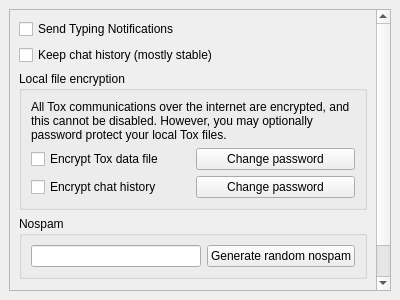
Before: the Qt Designer form src/widget/form/settings/privacysettings.ui in qTox/qTox, drawn with Qt 5.
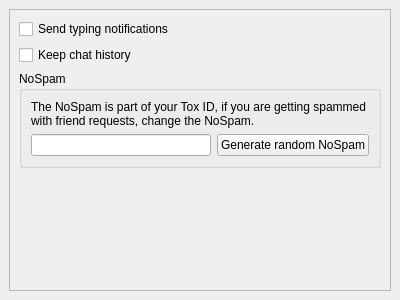
After: the same form once the commit is applied. Custom widgets are drawn as their Qt base class.

Commit message: Use profile password for all encryption

```diff
--- a/src/widget/form/settings/privacysettings.ui
+++ b/src/widget/form/settings/privacysettings.ui
@@ -37,7 +37,7 @@
         <x>0</x>
         <y>0</y>
         <width>380</width>
-        <height>391</height>
+        <height>280</height>
        </rect>
       </property>
       <layout class="QVBoxLayout" name="verticalLayout_3">
@@ -47,7 +47,7 @@
           <string comment="tooltip for typing notifications setting">Your friends will be able to see when you are typing.</string>
          </property>
          <property name="text">
-          <string>Send Typing Notifications</string>
+          <string>Send typing notifications</string>
          </property>
         </widget>
        </item>
@@ -58,77 +58,10 @@
 Save format changes are possible, which may result in data loss.</string>
          </property>
          <property name="text">
-          <string>Keep chat history (mostly stable)</string>
+          <string>Keep chat history</string>
          </property>
         </widget>
        </item>
-       <item alignment="Qt::AlignTop">
-        <widget class="QGroupBox" name="encryptionGroup">
-         <property name="enabled">
-          <bool>true</bool>
-         </property>
-         <property name="title">
-          <string>Local file encryption</string>
-         </property>
-         <layout class="QVBoxLayout" name="verticalLayout_2">
-          <item>
-           <widget class="QLabel" name="encryptStatement">
-            <property name="text">
-             <string>All Tox communications over the internet are encrypted, and this cannot be disabled. However, you may optionally password protect your local Tox files.</string>
-            </property>
-            <property name="wordWrap">
-             <bool>true</bool>
-            </property>
-           </widget>
-          </item>
-          <item>
-           <layout class="QHBoxLayout" name="encryptToxHLayout">
-            <item>
-             <widget class="QCheckBox" name="cbEncryptTox">
-              <property name="enabled">
-               <bool>true</bool>
-              </property>
-              <property name="text">
-               <string>Encrypt Tox data file</string>
-              </property>
-             </widget>
-            </item>
-            <item>
-             <widget class="QPushButton" name="changeToxPwButton">
-              <property name="text">
-               <string>Change password</string>
-              </property>
-             </widget>
-            </item>
-           </layout>
-          </item>
-          <item>
-           <layout class="QHBoxLayout" name="encryptLogsHLayout">
-            <item>
-             <widget class="QCheckBox" name="cbEncryptHistory">
-              <property name="enabled">
-               <bool>true</bool>
-              </property>
-              <property name="text">
-               <string>Encrypt chat history</string>
-              </property>
-              <property name="checkable">
-               <bool>true</bool>
-              </property>
-             </widget>
-            </item>
-            <item>
-             <widget class="QPushButton" name="changeLogsPwButton">
-              <property name="text">
-               <string>Change password</string>
-              </property>
-             </widget>
-            </item>
-           </layout>
-          </item>
-         </layout>
-        </widget>
-       </item>
        <item alignment="Qt::AlignTop">
         <widget class="QGroupBox" name="nospamGroup">
          <property name="toolTip">
@@ -138,9 +71,19 @@
 but new contacts need to know your new Tox ID to be able to add you.</string>
          </property>
          <property name="title">
-          <string>Nospam</string>
+          <string>NoSpam</string>
          </property>
          <layout class="QVBoxLayout" name="verticalLayout_4">
+          <item>
+           <widget class="QLabel" name="label">
+            <property name="text">
+             <string>The NoSpam is part of your Tox ID, if you are getting spammed with friend requests, change the NoSpam.</string>
+            </property>
+            <property name="wordWrap">
+             <bool>true</bool>
+            </property>
+           </widget>
+          </item>
           <item>
            <layout class="QHBoxLayout" name="horizontalLayout">
             <item>
@@ -153,7 +96,7 @@
             <item>
              <widget class="QPushButton" name="randomNosapamButton">
               <property name="text">
-               <string>Generate random nospam</string>
+               <string>Generate random NoSpam</string>
               </property>
              </widget>
             </item>
```
The commit also changes 14 other files.
